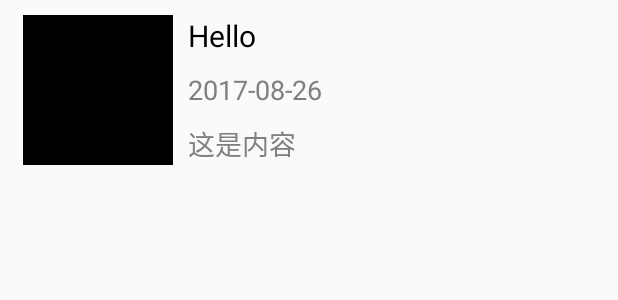
After one commit to geeksfan/Android_Demo, an Android app: the layout layout_list_item.xml on its own in the app's theme, with its tools: preview values and no code run, on a phone screen of 412 x 824 dp. The commit adds this screen. Shown: the top 300 px of the screen. Run offline under Robolectric (Android 15) with nearby library versions, the phone set to English and light mode, and no system bars.

Commit message:
ListView 完结

```diff
--- a/app/src/main/AndroidManifest.xml
+++ b/app/src/main/AndroidManifest.xml
@@ -2,8 +2,7 @@
 <manifest xmlns:android="http://schemas.android.com/apk/res/android"
     package="com.smart4s.app.merchant.helloworld">
 
-    <uses-permission android:name="android.permission.INTERNET"/>
-<!--    <uses-permission android:name="android.permission.ACCESS_NETWORK_STATE"/>-->
+    <uses-permission android:name="android.permission.INTERNET" />
 
     <application
         android:allowBackup="true"
@@ -12,7 +11,8 @@
         android:roundIcon="@mipmap/ic_launcher_round"
         android:supportsRtl="true"
         android:theme="@style/Theme.HelloWorld">
-        <activity android:name=".ImageViewActivity"></activity>
+        <activity android:name=".ListView.ListViewActivity"/>
+        <activity android:name=".ImageViewActivity" />
         <activity android:name=".CheckBoxActivity" />
         <activity android:name=".RadioButtonActivity" />
         <activity android:name=".EditTextActivity" />
--- /dev/null
+++ b/app/src/main/res/layout/layout_list_item.xml
@@ -0,0 +1,52 @@
+<?xml version="1.0" encoding="utf-8"?>
+<LinearLayout xmlns:android="http://schemas.android.com/apk/res/android"
+    android:layout_width="match_parent"
+    android:layout_height="match_parent"
+    android:orientation="horizontal"
+    android:paddingLeft="15dp"
+    android:paddingRight="15dp"
+    android:paddingTop="10dp"
+    android:paddingBottom="10dp">
+
+    <ImageView
+        android:id="@+id/iv"
+        android:layout_width="100dp"
+        android:layout_height="100dp"
+        android:scaleType="centerCrop"
+        android:background="#000"/>
+
+    <LinearLayout
+        android:layout_width="match_parent"
+        android:layout_height="wrap_content"
+        android:orientation="vertical"
+        android:paddingLeft="10dp">
+
+        <TextView
+            android:id="@+id/tv_title"
+            android:layout_width="wrap_content"
+            android:layout_height="wrap_content"
+            android:text="Hello"
+            android:textColor="@color/black"
+            android:textSize="20sp"/>
+
+        <TextView
+            android:id="@+id/tv_time"
+            android:layout_width="wrap_content"
+            android:layout_height="wrap_content"
+            android:text="2017-08-26"
+            android:textColor="@color/grayDark"
+            android:textSize="18sp"
+            android:layout_marginTop="10dp"/>
+
+        <TextView
+            android:id="@+id/tv_contnent"
+            android:layout_width="wrap_content"
+            android:layout_height="wrap_content"
+            android:textColor="@color/grayDark"
+            android:textSize="18sp"
+            android:layout_marginTop="10dp"
+            android:text="这是内容"/>
+
+    </LinearLayout>
+
+</LinearLayout>
--- a/app/src/main/res/values/colors.xml
+++ b/app/src/main/res/values/colors.xml
@@ -7,4 +7,8 @@
     <color name="teal_700">#FF018786</color>
     <color name="black">#FF000000</color>
     <color name="white">#FFFFFFFF</color>
+    <color name="gray">#D5D5D5</color>
+    <color name="grayDark">#808080</color>
+    <color name="account">#FF4081</color>
+    <color name="Transparent">#00000000</color>
 </resources>
```
Also changed, not shown: app/src/main/java/com/smart4s/app/merchant/helloworld/ListView/ListViewActivity.java (added, +38 -0 lines), app/src/main/java/com/smart4s/app/merchant/helloworld/ListView/MyListViewAdapter.java (added, +69 -0 lines), app/src/main/java/com/smart4s/app/merchant/helloworld/MainActivity.java (+9 -0 lines), app/src/main/res/drawable/list_item.xml (added, +7 -0 lines), app/src/main/res/layout/activity_list_view.xml (added, +16 -0 lines), app/src/main/res/layout/activity_main.xml (+7 -0 lines).
